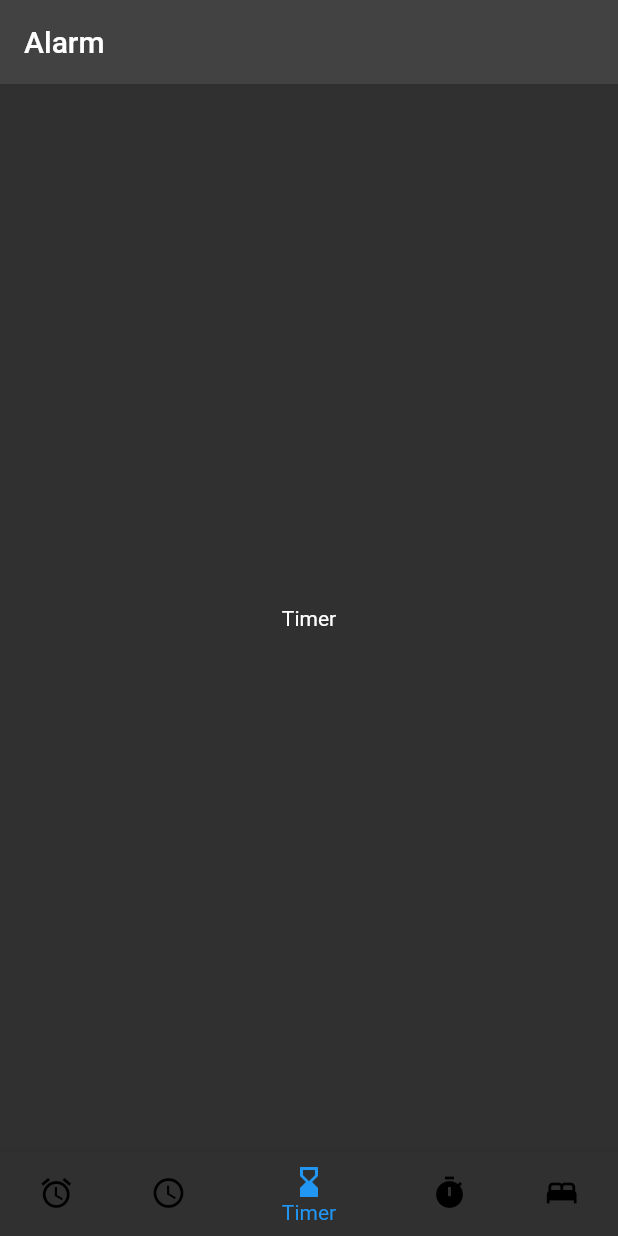
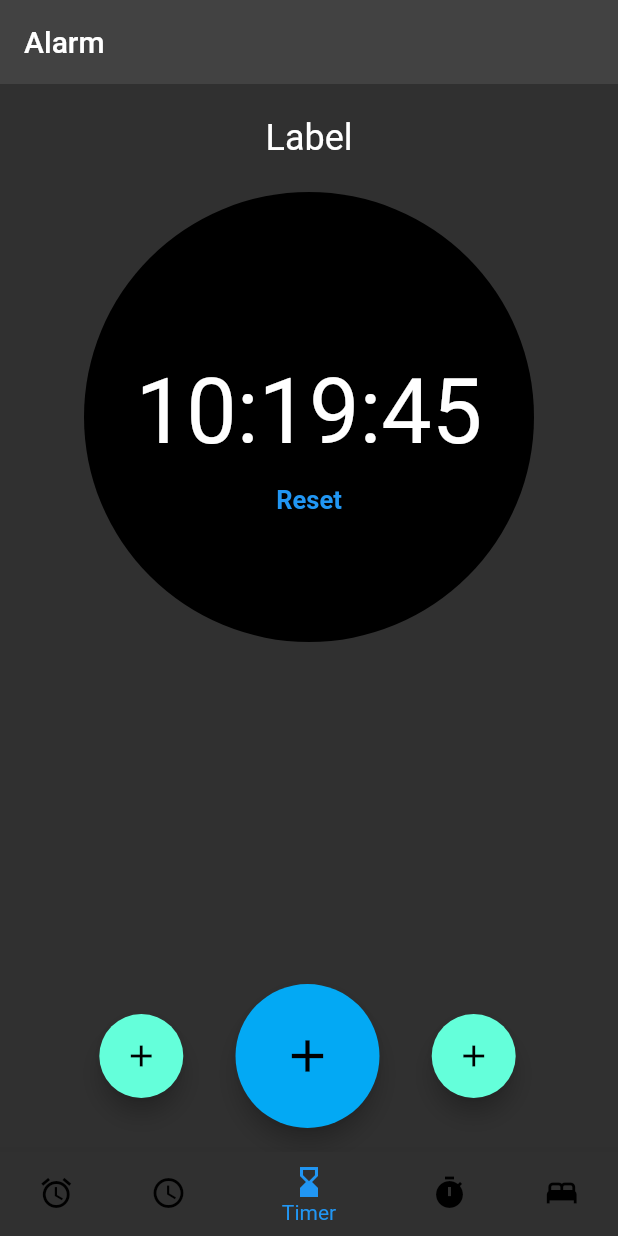
Before and after one commit to SrikantKanekar/ClockApp-Flutter, a Flutter app: the screen it shows after launch, item 3 of the bottom bar chosen, on a phone screen of 412 x 824 dp. Run offline on Flutter 3.47's test engine with Material 2 defaults, Android fonts, the phone set to English and light mode, and no system bars.

Commit message:
added timer ui

```diff
--- a/lib/features/home/home_screen.dart
+++ b/lib/features/home/home_screen.dart
@@ -1,4 +1,5 @@
 import 'package:clock_app/features/home/clock/widget/clock_page.dart';
+import 'package:clock_app/features/home/timer/widget/timer_page.dart';
 import 'package:flutter/material.dart';
 
 import 'alarm/widget/alarm_page.dart';
@@ -16,7 +17,7 @@ class _HomeScreenState extends State<HomeScreen> {
   static final List<Widget> _widgetOptions = <Widget>[
     const AlarmPage(),
     ClockPage(),
-    const Text('Timer'),
+    TimerPage(),
     const Text('Stopwatch'),
     const Text('Bedtime'),
   ];
--- /dev/null
+++ b/lib/features/home/timer/model/timer.dart
@@ -0,0 +1,6 @@
+class Timer {
+  final String label;
+  final DateTime time;
+
+  Timer(this.label, this.time);
+}
--- /dev/null
+++ b/lib/features/home/timer/widget/timer_item.dart
@@ -0,0 +1,49 @@
+import 'package:flutter/material.dart';
+
+class TimerItem extends StatefulWidget {
+  const TimerItem({Key? key}) : super(key: key);
+
+  @override
+  _TimerItemState createState() => _TimerItemState();
+}
+
+class _TimerItemState extends State<TimerItem> {
+  @override
+  Widget build(BuildContext context) {
+    return Column(
+      children: [
+        const Padding(
+          padding: EdgeInsets.all(22),
+          child: Text(
+            'Label',
+            style: TextStyle(fontSize: 24),
+          ),
+        ),
+        CircleAvatar(
+          radius: 150,
+          child: Column(
+            mainAxisAlignment: MainAxisAlignment.center,
+            children: const [
+              SizedBox(height: 40),
+              Text(
+                '10:19:45',
+                style: TextStyle(fontSize: 60),
+              ),
+              TextButton(
+                onPressed: null,
+                child: Text(
+                  'Reset',
+                  style: TextStyle(
+                    fontSize: 17,
+                    fontWeight: FontWeight.bold,
+                    color: Colors.blue,
+                  ),
+                ),
+              )
+            ],
+          ),
+        ),
+      ],
+    );
+  }
+}
--- /dev/null
+++ b/lib/features/home/timer/widget/timer_page.dart
@@ -0,0 +1,72 @@
+import 'package:clock_app/features/home/timer/widget/timer_input.dart';
+import 'package:clock_app/features/home/timer/widget/timer_item.dart';
+import 'package:flutter/material.dart';
+
+class TimerPage extends StatefulWidget {
+  const TimerPage({Key? key}) : super(key: key);
+
+  @override
+  State<TimerPage> createState() => _TimerPageState();
+}
+
+class _TimerPageState extends State<TimerPage> {
+  bool _inputPage = false;
+
+  void _togglePage() {
+    setState(() {
+      _inputPage = !_inputPage;
+    });
+  }
+
+  @override
+  Widget build(BuildContext context) {
+    return Scaffold(
+      body: _inputPage
+          ? const TimerInput()
+          : PageView.builder(
+              scrollDirection: Axis.vertical,
+              itemCount: 3,
+              itemBuilder: (ctx, index) {
+                return const TimerItem();
+              },
+            ),
+      floatingActionButton: _inputPage
+          ? Row(
+              mainAxisAlignment: MainAxisAlignment.spaceAround,
+              children: <Widget>[
+                const SizedBox(width: 30),
+                FloatingActionButton(
+                  onPressed: _togglePage,
+                  child: Icon(Icons.add),
+                ), //button first
+                FloatingActionButton.large(
+                  onPressed: _togglePage,
+                  backgroundColor: Colors.lightBlue,
+                  child: Icon(Icons.add),
+                ),
+                const SizedBox(width: 90),
+              ],
+            )
+          : Row(
+              mainAxisAlignment: MainAxisAlignment.spaceAround,
+              children: <Widget>[
+                const SizedBox(width: 30),
+                FloatingActionButton(
+                  onPressed: () {},
+                  child: Icon(Icons.add),
+                ), //button first
+                FloatingActionButton.large(
+                  onPressed: () {},
+                  backgroundColor: Colors.lightBlue,
+                  child: Icon(Icons.add),
+                ), // button second
+                FloatingActionButton(
+                  onPressed: _togglePage,
+                  child: Icon(Icons.add),
+                ),
+                const SizedBox(width: 0),
+              ],
+            ),
+    );
+  }
+}
```
Also changed, not shown: lib/features/home/timer/widget/timer_input.dart (added, +43 -0 lines).
